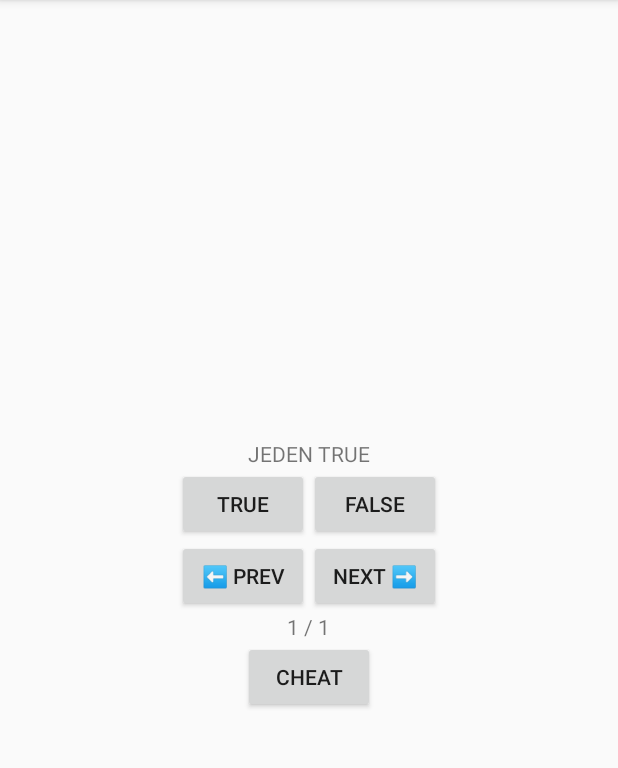
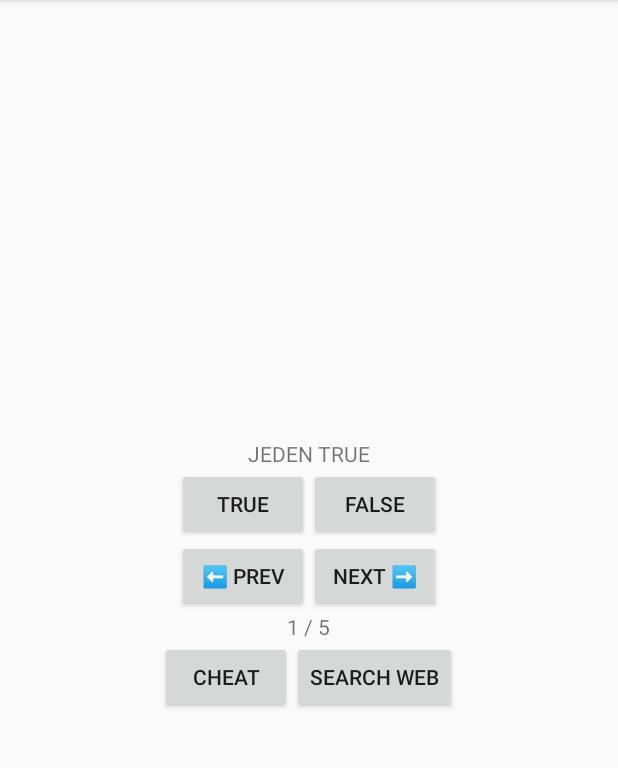
Before and after one commit to Cooookiez/UWr-Programowanie-Urzadzen-Mobilnych, an Android app: the screen it shows after launch (MainActivity), on a phone screen of 412 x 824 dp, the part 84-852 px from its top. Run offline under Robolectric (Android 15) with nearby library versions, the light colour scheme and no system bars.

Commit message:
Zad_02_06 – wyszukaj pytanie w google

```diff
--- a/Listy/Zad_02_06_PhysicsQuizExtended/app/src/main/java/com/example/zad_02_06_physicsquizextended/MainActivity.kt
+++ b/Listy/Zad_02_06_PhysicsQuizExtended/app/src/main/java/com/example/zad_02_06_physicsquizextended/MainActivity.kt
@@ -1,6 +1,7 @@
 package com.example.zad_02_06_physicsquizextended
 
 import android.content.Intent
+import android.net.Uri
 import androidx.appcompat.app.AppCompatActivity
 import android.os.Bundle
 import android.util.Log
@@ -16,10 +17,10 @@ class MainActivity : AppCompatActivity() {
 
     private val questionBank = listOf(
         Question("JEDEN TRUE", true),
-//        Question("DWA FALSE", false),
-//        Question("CZY FALSE", false),
-//        Question("CZTERY TRUE", true),
-//        Question("PIĘĆ FALSE", false),
+        Question("DWA FALSE", false),
+        Question("CZY FALSE", false),
+        Question("CZTERY TRUE", true),
+        Question("PIĘĆ FALSE", false),
     )
 
     private var curIndex: Int = 0
@@ -51,6 +52,18 @@ class MainActivity : AppCompatActivity() {
                 curIndex = questionBank.size - 1
             }
             updateQuestion()
+        }
+
+        btnSearchWeb.setOnClickListener {
+
+            val url: String = "https://www.google.com/search?q=" + questionBank[curIndex].getText()
+            val webpage: Uri = Uri.parse(url)
+
+            val intent: Intent = Intent(Intent.ACTION_VIEW, webpage)
+
+            if (intent.resolveActivity(getPackageManager()) != null) {
+                startActivity(intent)
+            }
         }
 
     }
--- a/Listy/Zad_02_06_PhysicsQuizExtended/app/src/main/res/layout/activity_main.xml
+++ b/Listy/Zad_02_06_PhysicsQuizExtended/app/src/main/res/layout/activity_main.xml
@@ -59,10 +59,24 @@
         android:layout_height="wrap_content"
         android:text="@string/questionCurMaxNumber" />
 
-    <Button
-        android:id="@+id/btnCheat"
-        android:layout_width="wrap_content"
+    <LinearLayout
+        android:layout_width="match_parent"
         android:layout_height="wrap_content"
-        android:text="@string/btnCheat"/>
+        android:orientation="horizontal"
+        android:gravity="center">
+
+        <Button
+            android:id="@+id/btnCheat"
+            android:layout_width="wrap_content"
+            android:layout_height="wrap_content"
+            android:text="@string/btnCheat"/>
+
+        <Button
+            android:id="@+id/btnSearchWeb"
+            android:layout_width="wrap_content"
+            android:layout_height="wrap_content"
+            android:text="Search web"/>
+
+    </LinearLayout>
 
 </LinearLayout>
```
